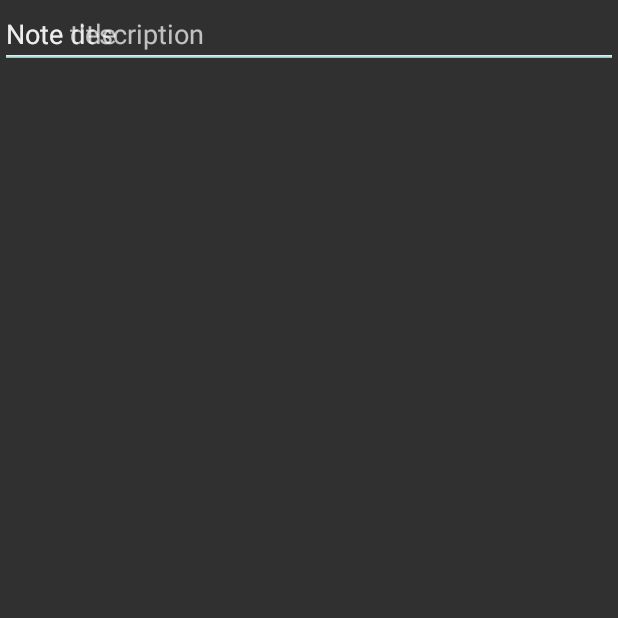
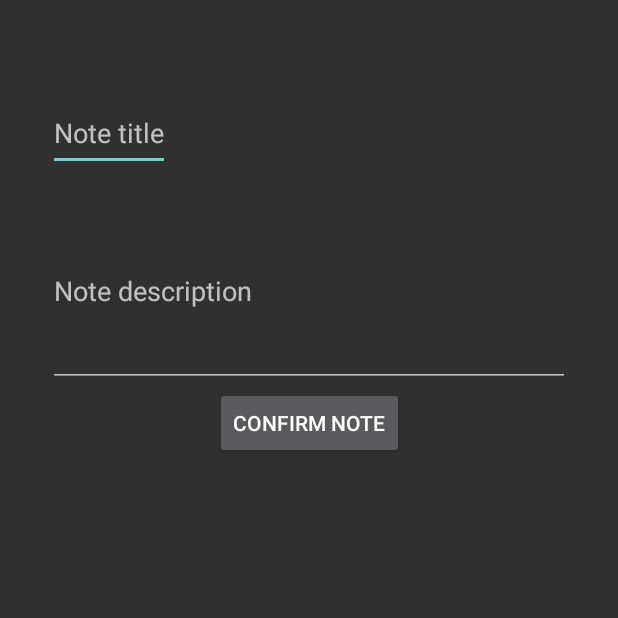
Before and after one commit to sansho88/NoteApp, an Android app built with Jetpack Compose: the CreateNoteActivity screen opened directly, with no data from a screen before it, on a phone screen of 412 x 824 dp, the top half of it. Run offline under Robolectric (Android 15) with nearby library versions, the phone set to English and light mode, and no system bars.

Commit message:
Debut du passage inter-activity (intent)

```diff
--- a/app/src/main/java/fr/ft_lyon/tgriffit/noteapp/CreateNoteActivity.kt
+++ b/app/src/main/java/fr/ft_lyon/tgriffit/noteapp/CreateNoteActivity.kt
@@ -2,10 +2,26 @@ package fr.ft_lyon.tgriffit.noteapp
 
 import androidx.appcompat.app.AppCompatActivity
 import android.os.Bundle
+import android.widget.Button
+import android.widget.EditText
 
 class CreateNoteActivity : AppCompatActivity() {
+
+    private lateinit var noteTitleEditText: EditText
+    private lateinit var noteDescEditText: EditText
+    private lateinit var createNoteButton: Button
     override fun onCreate(savedInstanceState: Bundle?) {
         super.onCreate(savedInstanceState)
         setContentView(R.layout.activity_create_note)
+
+        noteTitleEditText = findViewById(R.id.note_title_edit)
+        noteDescEditText = findViewById(R.id.note_desc_edit)
+        createNoteButton = findViewById(R.id.note_confirm_btn)
+
+        createNoteButton.setOnClickListener{
+            val title: String = noteTitleEditText.text.toString()
+            val desc: String = noteDescEditText.text.toString()
+        }
+        //todo: intent
     }
 }
--- a/app/src/main/java/fr/ft_lyon/tgriffit/noteapp/MainActivity.kt
+++ b/app/src/main/java/fr/ft_lyon/tgriffit/noteapp/MainActivity.kt
@@ -1,6 +1,7 @@
 package fr.ft_lyon.tgriffit.noteapp
 
 import android.app.Activity
+import android.content.Intent
 import android.graphics.Color.rgb
 import android.os.Bundle
 import android.util.Log
@@ -44,9 +45,16 @@ class MainActivity : AppCompatActivity(), NoteAdapter.NoteListener {
         notesAvailable = findViewById(R.id.notes_available)
         updateNbNotes()
 
+        addNewNoteButton.setOnClickListener{
+           val intent = Intent(this, CreateNoteActivity::class.java)
+            var noteTitle: String = ""
+            var noteDesc: String = ""
+            intent.putExtra("noteTitle", noteTitle)
+            intent.putExtra("noteDesc", noteDesc)
+            startActivity(intent)
 
-        addNewNoteButton.setOnClickListener{
-           notes.add(NoteModel("Note ${notes.size + 1}", "Description of Note ${notes.size + 1}"))
+
+            notes.add(NoteModel("Note ${notes.size + 1}", "Description of Note ${notes.size + 1}"))
             updateNoteList()
 
         }
--- a/app/src/main/res/layout/activity_create_note.xml
+++ b/app/src/main/res/layout/activity_create_note.xml
@@ -8,23 +8,36 @@
 
     <EditText
         android:id="@+id/note_title_edit"
-        android:layout_width="match_parent"
-        android:layout_height="wrap_content"
+        android:layout_width="wrap_content"
+        android:layout_height="50dp"
+        android:maxHeight="342dp"
+        android:layout_marginTop="64dp"
+        android:importantForAutofill="no"
         android:hint="@string/note_title"
-        app:layout_constraintTop_toTopOf="parent"
-        app:layout_constraintStart_toStartOf="parent"
-        app:layout_constraintEnd_toEndOf="parent"
-        android:autofillHints=""
-        android:inputType="text" />
+        android:inputType="text"
+        app:layout_constraintStart_toStartOf="@id/note_desc_edit"
+        app:layout_constraintTop_toTopOf="parent" />
+
     <EditText
         android:id="@+id/note_desc_edit"
         android:layout_width="match_parent"
+        android:layout_height="128sp"
+        android:layout_marginHorizontal="32dp"
+        android:layout_marginVertical="16dp"
+        android:hint="@string/note_description"
+        android:importantForAutofill="no"
+        android:inputType="text"
+        app:layout_constraintStart_toStartOf="@id/note_title_edit"
+        app:layout_constraintTop_toBottomOf="@id/note_title_edit" />
+
+    <Button
+        android:id="@+id/note_confirm_btn"
+        android:layout_width="wrap_content"
         android:layout_height="wrap_content"
-        android:hint="@string/note_description"
-        app:layout_constraintTop_toTopOf="parent"
+        app:layout_constraintTop_toBottomOf="@id/note_desc_edit"
         app:layout_constraintStart_toStartOf="parent"
         app:layout_constraintEnd_toEndOf="parent"
-        android:autofillHints=""
-        android:inputType="text" />
+        android:text="@string/confirm_note"
+        />
 
 </androidx.constraintlayout.widget.ConstraintLayout>
--- a/app/src/main/res/values/strings.xml
+++ b/app/src/main/res/values/strings.xml
@@ -5,4 +5,5 @@
     <string name="delete_a_note">Delete a note</string>
     <string name="note_title">Note title</string>
     <string name="note_description">Note description</string>
+    <string name="confirm_note">Confirm note</string>
 </resources>
```
